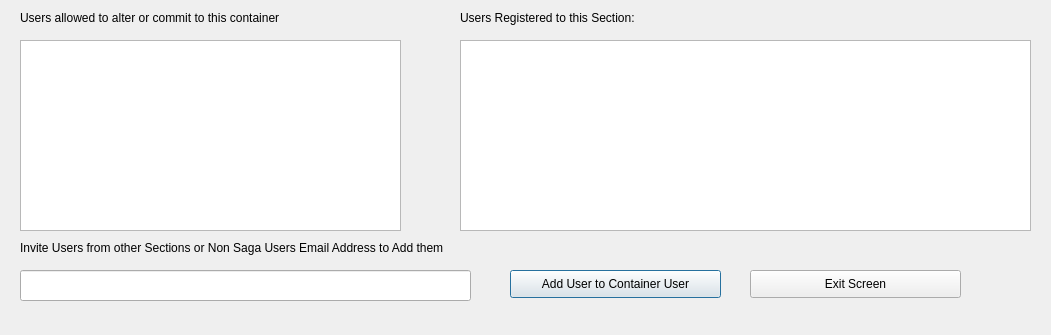
The window that Graphics/UI/permissionsDialog.ui (inexplicable01/saga) describes before a commit, drawn with Qt 5.
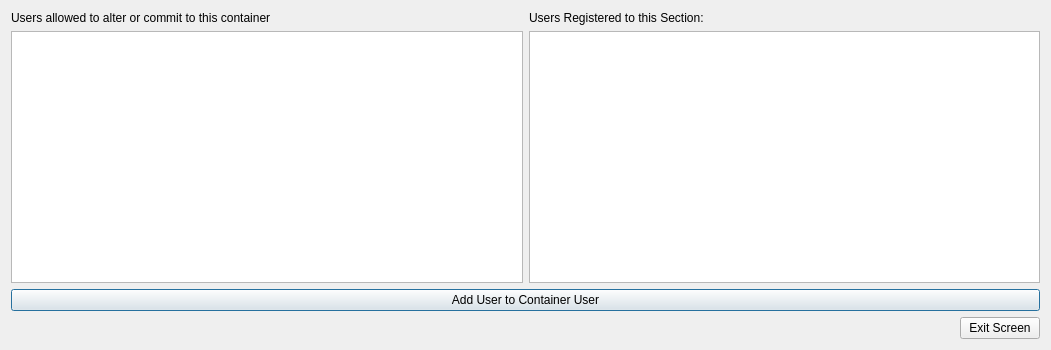
The same window after the commit.

```diff
--- a/Graphics/UI/permissionsDialog.ui
+++ b/Graphics/UI/permissionsDialog.ui
@@ -7,120 +7,67 @@
     <x>0</x>
     <y>0</y>
     <width>1051</width>
-    <height>335</height>
+    <height>350</height>
    </rect>
   </property>
   <property name="windowTitle">
    <string>File Information</string>
   </property>
+  <layout class="QVBoxLayout" name="verticalLayout" stretch="0,10,0,0">
+   <item>
+    <layout class="QHBoxLayout" name="horizontalLayout">
+     <item>
   <widget class="QLabel" name="advicelabel">
-   <property name="geometry">
-    <rect>
-     <x>20</x>
-     <y>10</y>
-     <width>311</width>
-     <height>16</height>
-    </rect>
-   </property>
    <property name="text">
     <string>Users allowed to alter or commit to this container</string>
    </property>
   </widget>
-  <widget class="QTableView" name="alloweduserview">
-   <property name="geometry">
-    <rect>
-     <x>20</x>
-     <y>40</y>
-     <width>381</width>
-     <height>191</height>
-    </rect>
-   </property>
-  </widget>
+     </item>
+     <item>
+      <widget class="QLabel" name="regsectionedlbl">
+       <property name="text">
+        <string>Users Registered to this Section: </string>
+       </property>
+      </widget>
+     </item>
+    </layout>
+   </item>
+   <item>
+    <layout class="QHBoxLayout" name="horizontalLayout_2">
+     <item>
+      <widget class="QTableView" name="alloweduserview"/>
+     </item>
+     <item>
+      <widget class="QTableView" name="regsectionuserview"/>
+     </item>
+    </layout>
+   </item>
+   <item>
   <widget class="QPushButton" name="adduserbttn">
-   <property name="geometry">
-    <rect>
-     <x>510</x>
-     <y>270</y>
-     <width>211</width>
-     <height>28</height>
-    </rect>
-   </property>
    <property name="text">
     <string>Add User to Container User</string>
    </property>
   </widget>
-  <widget class="QLabel" name="advicelabel_2">
-   <property name="geometry">
-    <rect>
-     <x>20</x>
-     <y>240</y>
-     <width>531</width>
-     <height>16</height>
-    </rect>
-   </property>
-   <property name="text">
-    <string>Invite Users from other Sections or Non Saga Users Email Address to Add them</string>
-   </property>
-  </widget>
-  <widget class="QLineEdit" name="emailedit">
-   <property name="geometry">
-    <rect>
-     <x>20</x>
-     <y>270</y>
-     <width>451</width>
-     <height>31</height>
-    </rect>
-   </property>
-  </widget>
+   </item>
+   <item>
+    <layout class="QHBoxLayout" name="horizontalLayout_3" stretch="1,0">
+     <item>
   <widget class="QLabel" name="errorlbl">
-   <property name="geometry">
-    <rect>
-     <x>20</x>
-     <y>320</y>
-     <width>401</width>
-     <height>16</height>
-    </rect>
-   </property>
    <property name="text">
     <string/>
    </property>
   </widget>
-  <widget class="QTableView" name="regsectionuserview">
-   <property name="geometry">
-    <rect>
-     <x>460</x>
-     <y>40</y>
-     <width>571</width>
-     <height>191</height>
-    </rect>
-   </property>
-  </widget>
-  <widget class="QLabel" name="regsectionedlbl">
-   <property name="geometry">
-    <rect>
-     <x>460</x>
-     <y>10</y>
-     <width>311</width>
-     <height>16</height>
-    </rect>
-   </property>
-   <property name="text">
-    <string>Users Registered to this Section: </string>
-   </property>
-  </widget>
+     </item>
+     <item>
   <widget class="QPushButton" name="exitbttn">
-   <property name="geometry">
-    <rect>
-     <x>750</x>
-     <y>270</y>
-     <width>211</width>
-     <height>28</height>
-    </rect>
-   </property>
    <property name="text">
     <string>Exit Screen</string>
    </property>
   </widget>
+     </item>
+    </layout>
+   </item>
+  </layout>
  </widget>
  <resources/>
  <connections/>
```
Lines whose indentation alone changed are shown as unchanged.
